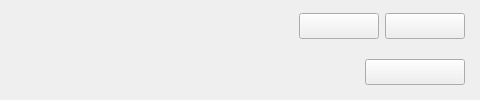
Before: the Qt Designer form OgmUI/ogmminitopwidget.ui in SunsetFrost/ogms_desktop, drawn with Qt 5; both pictures show x 775 to 1255 and y 0 to 100 of the 1255 by 100 pixel window.
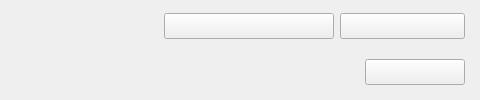
After: the same form once the commit is applied.

What changed in the file:
```diff
--- a/OgmUI/ogmminitopwidget.ui
+++ b/OgmUI/ogmminitopwidget.ui
@@ -71,6 +71,9 @@
       <string>widget-miniTop</string>
      </property>
      <layout class="QHBoxLayout" name="horizontalLayout_3">
+      <property name="spacing">
+       <number>10</number>
+      </property>
       <property name="leftMargin">
        <number>0</number>
       </property>
@@ -217,13 +220,13 @@
           <widget class="QToolButton" name="btnNewTaskMiniTop">
            <property name="minimumSize">
             <size>
-             <width>80</width>
+             <width>170</width>
              <height>26</height>
             </size>
            </property>
            <property name="maximumSize">
             <size>
-             <width>80</width>
+             <width>170</width>
              <height>16777215</height>
             </size>
            </property>
@@ -239,13 +242,13 @@
           <widget class="QToolButton" name="btnOpenTaskMiniTop">
            <property name="minimumSize">
             <size>
-             <width>80</width>
+             <width>125</width>
              <height>26</height>
             </size>
            </property>
            <property name="maximumSize">
             <size>
-             <width>80</width>
+             <width>125</width>
              <height>16777215</height>
             </size>
            </property>
```
